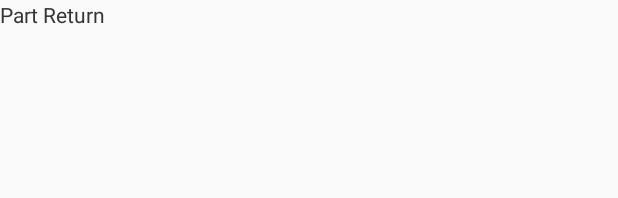
After one commit to amazinglu/upload_image_and_video, an Android app: the layout fragment_step_four.xml on its own in the app's theme, with its tools: preview values and no code run, on a phone screen of 412 x 824 dp. The commit adds this screen. Shown: the top 198 px of the screen. Run offline under Robolectric (Android 15) with nearby library versions, the phone set to English and light mode, and no system bars.

Commit message:
commit to repo

```diff
--- /dev/null
+++ b/app/src/main/res/layout/fragment_step_four.xml
@@ -0,0 +1,30 @@
+<?xml version="1.0" encoding="utf-8"?>
+<android.support.constraint.ConstraintLayout
+    xmlns:android="http://schemas.android.com/apk/res/android"
+    xmlns:tools="http://schemas.android.com/tools"
+    android:layout_width="match_parent"
+    android:layout_height="match_parent">
+
+    <LinearLayout
+        android:layout_width="368dp"
+        android:layout_height="495dp"
+        android:orientation="horizontal"
+        tools:layout_editor_absoluteX="8dp"
+        tools:layout_editor_absoluteY="8dp">
+
+        <TextView
+            android:id="@+id/textView"
+            android:layout_width="wrap_content"
+            android:layout_height="wrap_content"
+            android:layout_weight="1"
+            android:text="Part Return" />
+    </LinearLayout>
+
+    <TextView
+        android:id="@+id/textView2"
+        android:layout_width="wrap_content"
+        android:layout_height="wrap_content"
+        android:text="Part Return"
+        tools:layout_editor_absoluteX="547dp"
+        tools:layout_editor_absoluteY="0dp" />
+</android.support.constraint.ConstraintLayout>
```
Also changed, not shown: app/src/main/java/com/amazing/upload_image_and_video/MediaUploadManager.java (+43 -1 lines), app/src/main/java/com/amazing/upload_image_and_video/PickMediaFragment.java (+8 -1 lines).
